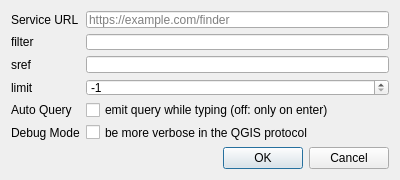
DiraGeoSystems/LocationFinder.QGIS, file location_finder/config_dialog_base.ui: the form before one commit.
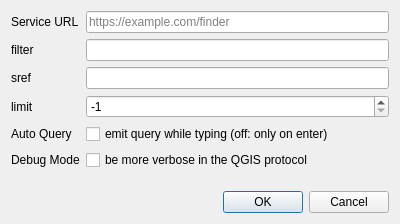
The form after the commit.

Commit message:
Make config dialog a little larger
the layout shall not squeeze its widgets

Diff of the .ui file:
```diff
--- a/location_finder/config_dialog_base.ui
+++ b/location_finder/config_dialog_base.ui
@@ -7,13 +7,13 @@
     <x>0</x>
     <y>0</y>
     <width>400</width>
-    <height>180</height>
+    <height>224</height>
    </rect>
   </property>
   <property name="minimumSize">
    <size>
-    <width>360</width>
-    <height>180</height>
+    <width>400</width>
+    <height>224</height>
    </size>
   </property>
   <property name="windowTitle">
```
